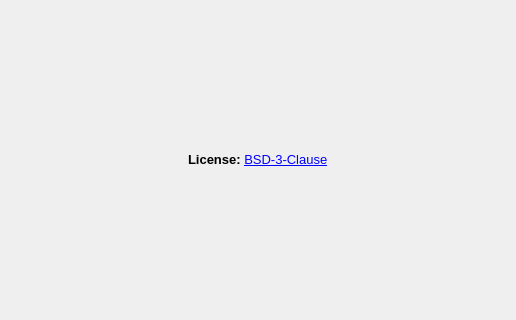
Before: the Qt Designer form avogadro/aboutdialog.ui in OpenChemistry/avogadroapp, drawn with Qt 5; both pictures show x 0 to 516 and y 156 to 476 of the 516 by 576 pixel window.
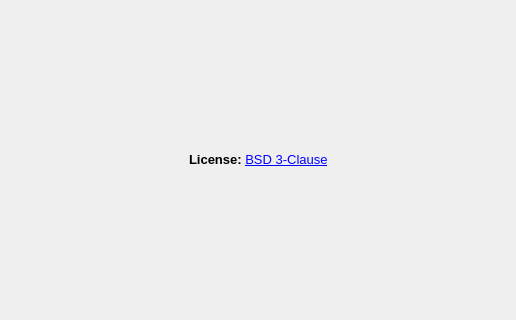
After: the same form once the commit is applied. Icons and pictures are not drawn.

Commit message: Update a few strings, particularly links as https and key shortcuts

```diff
--- a/avogadro/aboutdialog.ui
+++ b/avogadro/aboutdialog.ui
@@ -221,7 +221,10 @@
      <item>
       <widget class="QLabel" name="licenseLabel">
        <property name="text">
-        <string>&lt;html&gt;&lt;head/&gt;&lt;body&gt;&lt;p&gt;&lt;span style=&quot; font-size:10pt; font-weight:600;&quot;&gt;License: &lt;/span&gt;&lt;a href=&quot;http://opensource.org/licenses/BSD-3-Clause&quot;&gt;&lt;span style=&quot; font-size:10pt; text-decoration: underline; color:#0000ff;&quot;&gt;BSD-3-Clause&lt;/span&gt;&lt;/a&gt;&lt;/p&gt;&lt;/body&gt;&lt;/html&gt;</string>
+        <string>&lt;html&gt;&lt;head/&gt;&lt;body&gt;&lt;p&gt;&lt;span style=&quot; font-size:10pt; font-weight:600;&quot;&gt;License: &lt;/span&gt;&lt;a href=&quot;https://opensource.org/licenses/BSD-3-Clause&quot;&gt;&lt;span style=&quot; font-size:10pt; text-decoration: underline; color:#0000ff;&quot;&gt;BSD 3-Clause&lt;/span&gt;&lt;/a&gt;&lt;/p&gt;&lt;/body&gt;&lt;/html&gt;</string>
+       </property>
+       <property name="openExternalLinks">
+        <bool>true</bool>
        </property>
       </widget>
      </item>
@@ -298,12 +301,6 @@
    </item>
    <item>
     <layout class="QHBoxLayout">
-     <property name="spacing">
-      <number>6</number>
-     </property>
-     <property name="margin">
-      <number>0</number>
-     </property>
      <item>
       <spacer>
        <property name="orientation">
```
Left out of the diff: 4 changed lines with no effect on the pictures. The commit also changes 1 other file.
